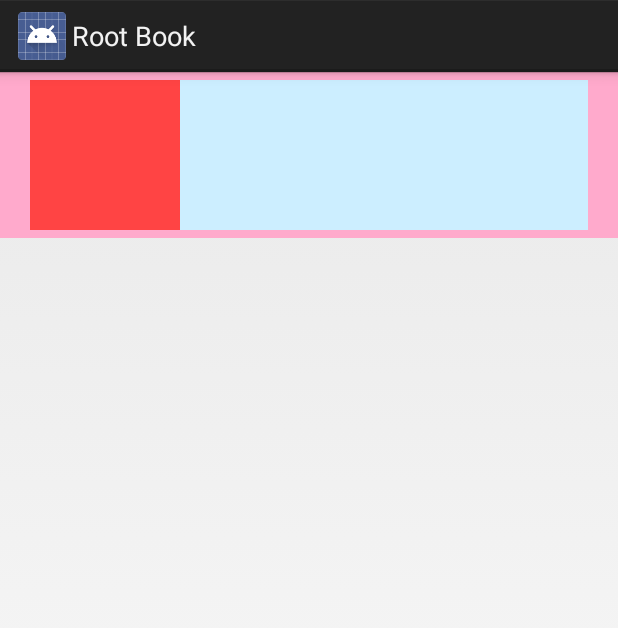
After one commit to taka16a23/DeliveryBook, an Android app: the layout my_text_view.xml on its own in the app's theme, with its tools: preview values and no code run, on a phone screen of 412 x 824 dp. The commit adds this screen. Shown: the top 628 px of the screen. Run offline under Robolectric (Android 15) with nearby library versions, the light colour scheme and no system bars.

Commit message:
Implemented workable sample drag and drop list activity.

```diff
--- a/app/build.gradle
+++ b/app/build.gradle
@@ -6,7 +6,7 @@ android {
     defaultConfig {
         applicationId "info.no_ip.taka16.deliverybook"
         minSdkVersion 15
-        targetSdkVersion 25
+        targetSdkVersion 23
         versionCode 1
         versionName "1.0"
         testInstrumentationRunner "android.support.test.runner.AndroidJUnitRunner"
@@ -30,4 +30,6 @@ dependencies {
     compile 'com.android.support.constraint:constraint-layout:1.0.1'
     compile 'com.j256.ormlite:ormlite-android:4.48'
     testCompile 'junit:junit:4.12'
+//    compile 'com.android.support:recyclerview-v7:25.0.+'
+    compile 'com.android.support:recyclerview-v7:25.2.+'
 }
--- /dev/null
+++ b/app/src/main/res/layout/my_text_view.xml
@@ -0,0 +1,56 @@
+<?xml version="1.0" encoding="utf-8"?>
+<LinearLayout xmlns:android="http://schemas.android.com/apk/res/android"
+    android:orientation="horizontal"
+    android:layout_width="match_parent"
+    android:paddingLeft="20dp"
+    android:paddingTop="5dp"
+    android:paddingRight="20dp"
+    android:paddingBottom="5dp"
+    android:background="#fac"
+    android:layout_height="wrap_content">
+
+<RelativeLayout
+    android:layout_width="wrap_content"
+    android:layout_height="wrap_content">
+
+    <ImageView
+        android:background="#f44"
+        android:layout_width="100dp"
+        android:layout_height="100dp" />
+
+    <ImageView
+        android:id="@+id/image_view"
+        android:layout_margin="2dp"
+        android:layout_width="96dp"
+        android:layout_height="96dp" />
+
+</RelativeLayout>
+
+<LinearLayout
+    android:orientation="vertical"
+    android:background="#cef"
+    android:layout_weight="1"
+    android:layout_width="0dp"
+    android:layout_height="match_parent">
+
+    <TextView
+        android:id="@+id/text_view"
+        android:textSize="24sp"
+        android:textColor="#00f"
+        android:paddingLeft="20dp"
+        android:paddingTop="20dp"
+        android:layout_width="wrap_content"
+        android:layout_height="wrap_content" />
+
+    <TextView
+        android:id="@+id/email_view"
+        android:textSize="18sp"
+        android:textColor="#00f"
+        android:paddingLeft="20dp"
+        android:layout_gravity="center_vertical"
+        android:autoLink="email"
+        android:layout_width="wrap_content"
+        android:layout_height="wrap_content" />
+</LinearLayout>
+
+</LinearLayout>
--- /dev/null
+++ b/app/src/main/res/values-w820dp/dimens.xml
@@ -0,0 +1,6 @@
+<?xml version="1.0" encoding="utf-8"?>
+<resources>
+    <!-- Default screen margins, per the Android Design guidelines. -->
+    <dimen name="activity_horizontal_margin">16dp</dimen>
+    <dimen name="activity_vertical_margin">16dp</dimen>
+</resources>
--- /dev/null
+++ b/app/src/main/res/values/dimens.xml
@@ -0,0 +1,6 @@
+<?xml version="1.0" encoding="utf-8"?>
+<resources>
+    <!-- Default screen margins, per the Android Design guidelines. -->
+    <dimen name="activity_horizontal_margin">16dp</dimen>
+    <dimen name="activity_vertical_margin">16dp</dimen>
+</resources>
```
Also changed, not shown: app/src/main/AndroidManifest.xml (+5 -2 lines), app/src/main/java/info/no_ip/taka16/deliverybook/MainActivity.java (+13 -5 lines), app/src/main/java/info/no_ip/taka16/deliverybook/list_subscribers/ListSubscribersActivity.java (added, +107 -0 lines), app/src/main/java/info/no_ip/taka16/deliverybook/list_subscribers/MyAdapter.java (added, +79 -0 lines), app/src/main/res/layout/list_subscribers.xml (added, +19 -0 lines), app/src/main/res/values/strings.xml (+23 -0 lines), app/src/main/res/drawable-hdpi/ic_reorder_grey_500_24dp.png (added), app/src/main/res/drawable-mdpi/ic_reorder_grey_500_24dp.png (added), app/src/main/res/drawable-xhdpi/ic_reorder_grey_500_24dp.png (added).
